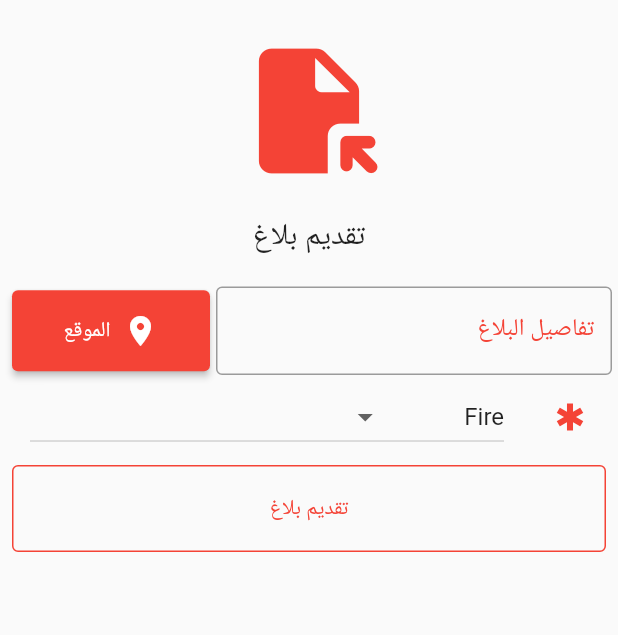
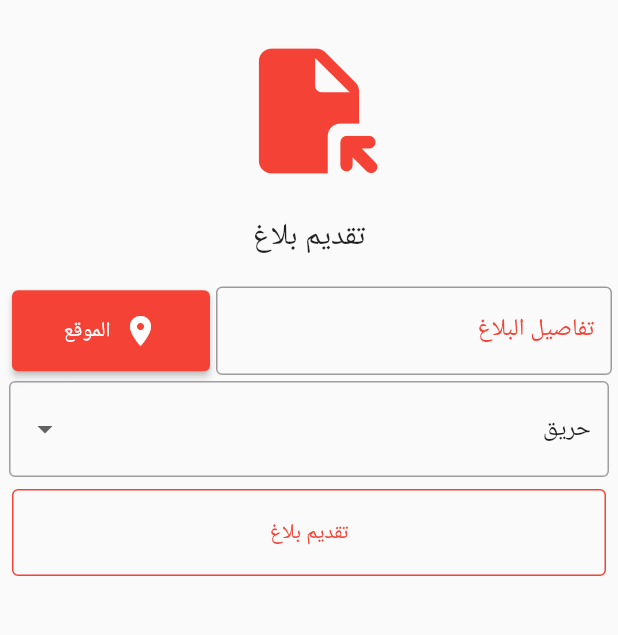
Before and after one commit to salemaljebaly/sos_mobile_app, a Flutter app: the ReportScreen screen opened by its route, on a phone screen of 412 x 824 dp, the part 84-719 px from its top. Run offline on Flutter 3.47's test engine with Material 2 defaults, Android fonts, the phone set to English and light mode, and no system bars; our stand-ins replace flutter_dotenv, flutter_svg, geolocator, get, get_storage, google_fonts and 2 more; accounts and stored records are empty; Roboto replaces fonts that are missing (Almarai).

Commit message:
test create report :)

```diff
--- a/lib/view/report_screen.dart
+++ b/lib/view/report_screen.dart
@@ -23,6 +23,7 @@ class _ReportScreenState extends State<ReportScreen> {
   TextEditingController desc = TextEditingController();
   // dropdown items
   List<String> items = ['Fire', 'Ambulance', 'Accidant'];
+  List<String> arabicItems = ['حريق', 'اسعاف', 'حادث'];
   String selectedItem = 'Fire';
   @override
   Widget build(BuildContext context) {
@@ -90,12 +91,16 @@ class _ReportScreenState extends State<ReportScreen> {
                 ),
               ],
             ),
-            ListTile(
-              leading: const Icon(
-                Icons.emergency,
-                color: Colors.red,
-              ),
-              title: DropdownButton(
+            SizedBox(
+              width: double.infinity,
+              child: Padding(
+                padding: const EdgeInsets.fromLTRB(2, 4, 2, 4),
+                child: DropdownButtonFormField(
+                  decoration: InputDecoration(
+                      enabledBorder: OutlineInputBorder(
+                          borderRadius: BorderRadius.circular(4),
+                          borderSide:
+                              const BorderSide(width: 1, color: Colors.grey))),
                   value: selectedItem,
                   onChanged: (String? item) => setState(() => {
                         selectedItem = item!,
@@ -106,7 +111,7 @@ class _ReportScreenState extends State<ReportScreen> {
                         (item) => DropdownMenuItem<String>(
                           value: item,
                           child: Text(
-                          item,
+                            arabicItems[items.indexOf(item)],
                           ),
                         ),
                       )
@@ -128,6 +133,7 @@ class _ReportScreenState extends State<ReportScreen> {
                   // ]
                 ),
               ),
+            ),
             Padding(
               padding: const EdgeInsets.all(4.0),
               child: SizedBox(
@@ -143,11 +149,11 @@ class _ReportScreenState extends State<ReportScreen> {
                       desc: desc.text,
                       type: selectedItem,
                       state: 'pending',
-                      longitude: _reportConteroller.latitude.value.toString(),
-                      latitude: _reportConteroller.longitude.value.toString(),
+                      longitude: _reportConteroller.longitude.value.toString(),
+                      latitude: _reportConteroller.latitude.value.toString(),
                     );
                     print(model.toRawJson());
-                    // _reportConteroller.create(model);
+                    _reportConteroller.create(model);
                   },
                   child: Text(
                     Strings.sendReport,
```
Lines whose indentation alone changed are shown as unchanged.
